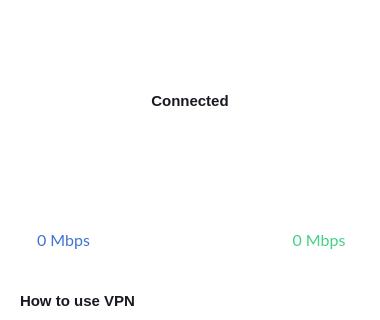
amnezia-vpn/amnezia-client, file client/ui/mainwindow.ui: the form before one commit; both pictures show x 0 to 380 and y 195 to 515 of the 380 by 670 pixel window.
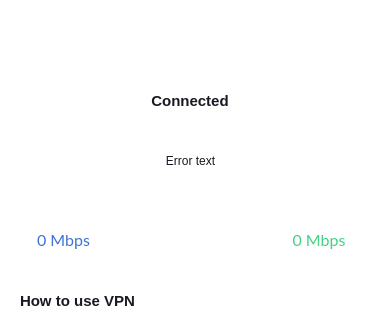
The form after the commit. The open tabs and pages were chosen to show the change. Icons and pictures are not drawn. Custom widgets are drawn as their Qt base class.

Commit message: Fix crash on fatal error, remove moc files from Windows installation

Patch:
```diff
--- a/client/ui/mainwindow.ui
+++ b/client/ui/mainwindow.ui
@@ -1140,6 +1140,28 @@
         <bool>false</bool>
        </property>
       </widget>
+      <widget class="QLabel" name="label_error_text">
+       <property name="geometry">
+        <rect>
+         <x>0</x>
+         <y>300</y>
+         <width>381</width>
+         <height>51</height>
+        </rect>
+       </property>
+       <property name="text">
+        <string>Error text</string>
+       </property>
+       <property name="scaledContents">
+        <bool>false</bool>
+       </property>
+       <property name="alignment">
+        <set>Qt::AlignCenter</set>
+       </property>
+       <property name="wordWrap">
+        <bool>true</bool>
+       </property>
+      </widget>
      </widget>
      <widget class="QWidget" name="page_sites">
       <property name="styleSheet">
```
Left out of the diff: 2 changed lines with no effect on the pictures. The commit also changes 3 other files.
